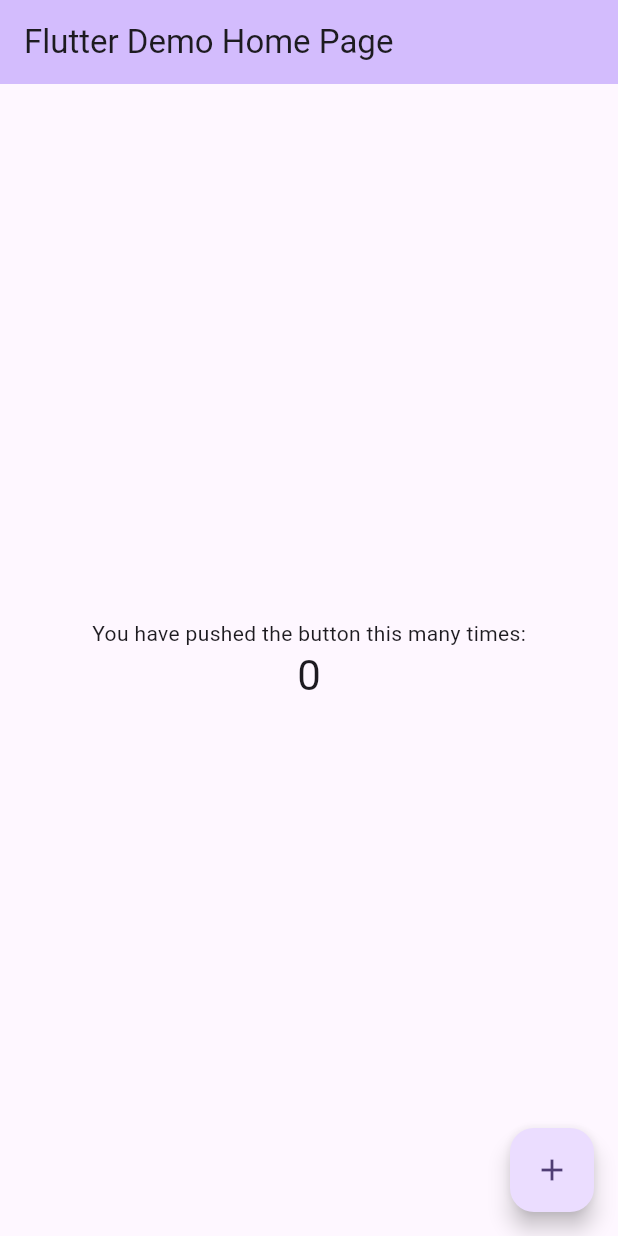
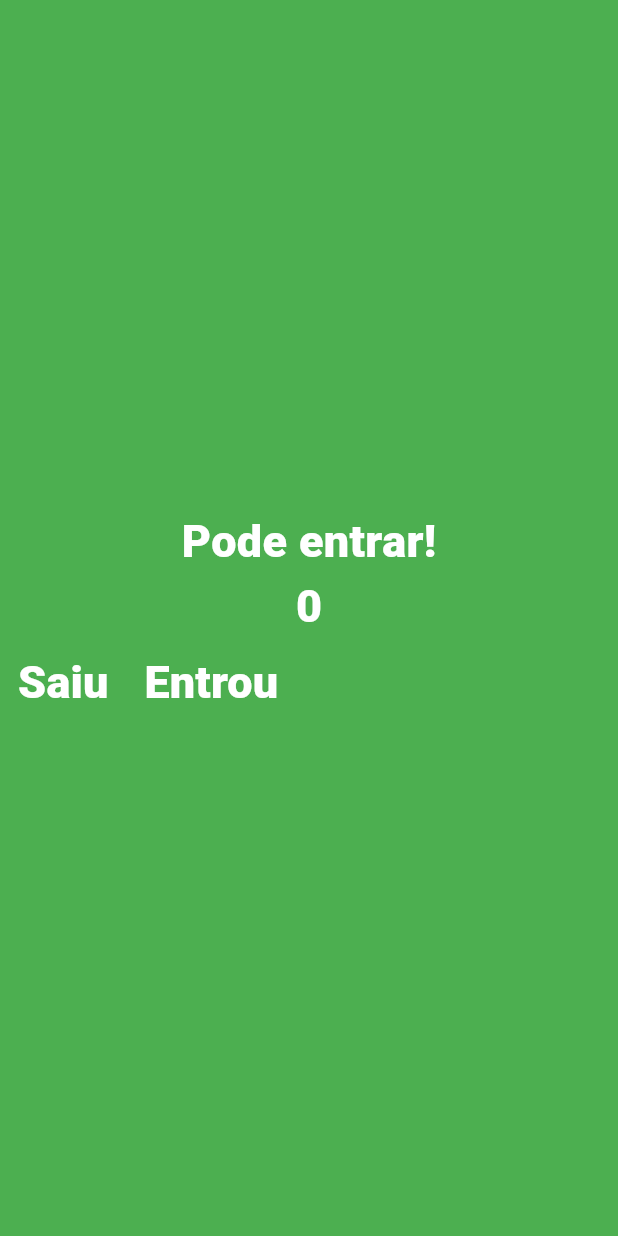
Before and after one commit to JoseGuiFerreira17/contador_onibus, a Flutter app: the screen it shows after launch, on a phone screen of 412 x 824 dp. Run offline on Flutter 3.47's test engine with Material 3 defaults, Android fonts, the phone set to English and light mode, and no system bars.

Commit message:
criação do escopo

```diff
--- a/lib/main.dart
+++ b/lib/main.dart
@@ -7,119 +7,77 @@ void main() {
 class MyApp extends StatelessWidget {
   const MyApp({super.key});
 
-  // This widget is the root of your application.
   @override
   Widget build(BuildContext context) {
-    return MaterialApp(
-      title: 'Flutter Demo',
-      theme: ThemeData(
-        // This is the theme of your application.
-        //
-        // TRY THIS: Try running your application with "flutter run". You'll see
-        // the application has a purple toolbar. Then, without quitting the app,
-        // try changing the seedColor in the colorScheme below to Colors.green
-        // and then invoke "hot reload" (save your changes or press the "hot
-        // reload" button in a Flutter-supported IDE, or press "r" if you used
-        // the command line to start the app).
-        //
-        // Notice that the counter didn't reset back to zero; the application
-        // state is not lost during the reload. To reset the state, use hot
-        // restart instead.
-        //
-        // This works for code too, not just values: Most code changes can be
-        // tested with just a hot reload.
-        colorScheme: ColorScheme.fromSeed(seedColor: Colors.deepPurple),
-        useMaterial3: true,
-      ),
-      home: const MyHomePage(title: 'Flutter Demo Home Page'),
+    return const MaterialApp(
+      debugShowCheckedModeBanner: false,
+      home: HomePage(),
     );
   }
 }
 
-class MyHomePage extends StatefulWidget {
-  const MyHomePage({super.key, required this.title});
+class HomePage extends StatelessWidget {
+  const HomePage({super.key});
 
-  // This widget is the home page of your application. It is stateful, meaning
-  // that it has a State object (defined below) that contains fields that affect
-  // how it looks.
-
-  // This class is the configuration for the state. It holds the values (in this
-  // case the title) provided by the parent (in this case the App widget) and
-  // used by the build method of the State. Fields in a Widget subclass are
-  // always marked "final".
-
-  final String title;
-
-  @override
-  State<MyHomePage> createState() => _MyHomePageState();
+  void decrement() {
+    print("Saiu");
   }
 
-class _MyHomePageState extends State<MyHomePage> {
-  int _counter = 0;
-
-  void _incrementCounter() {
-    setState(() {
-      // This call to setState tells the Flutter framework that something has
-      // changed in this State, which causes it to rerun the build method below
-      // so that the display can reflect the updated values. If we changed
-      // _counter without calling setState(), then the build method would not be
-      // called again, and so nothing would appear to happen.
-      _counter++;
-    });
+  void increment() {
+    print("Entrou");
   }
 
   @override
   Widget build(BuildContext context) {
-    // This method is rerun every time setState is called, for instance as done
-    // by the _incrementCounter method above.
-    //
-    // The Flutter framework has been optimized to make rerunning build methods
-    // fast, so that you can just rebuild anything that needs updating rather
-    // than having to individually change instances of widgets.
     return Scaffold(
-      appBar: AppBar(
-        // TRY THIS: Try changing the color here to a specific color (to
-        // Colors.amber, perhaps?) and trigger a hot reload to see the AppBar
-        // change color while the other colors stay the same.
-        backgroundColor: Theme.of(context).colorScheme.inversePrimary,
-        // Here we take the value from the MyHomePage object that was created by
-        // the App.build method, and use it to set our appbar title.
-        title: Text(widget.title),
+      backgroundColor: Colors.green,
+      body: Column(
+        mainAxisAlignment: MainAxisAlignment.center,
+        children: [
+          const Text(
+            "Pode entrar!",
+            style: TextStyle(
+              fontSize: 30,
+              color: Colors.white,
+              fontWeight: FontWeight.w800,
             ),
-      body: Center(
-        // Center is a layout widget. It takes a single child and positions it
-        // in the middle of the parent.
-        child: Column(
-          // Column is also a layout widget. It takes a list of children and
-          // arranges them vertically. By default, it sizes itself to fit its
-          // children horizontally, and tries to be as tall as its parent.
-          //
-          // Column has various properties to control how it sizes itself and
-          // how it positions its children. Here we use mainAxisAlignment to
-          // center the children vertically; the main axis here is the vertical
-          // axis because Columns are vertical (the cross axis would be
-          // horizontal).
-          //
-          // TRY THIS: Invoke "debug painting" (choose the "Toggle Debug Paint"
-          // action in the IDE, or press "p" in the console), to see the
-          // wireframe for each widget.
-          mainAxisAlignment: MainAxisAlignment.center,
-          children: <Widget>[
+          ),
           const Text(
-              'You have pushed the button this many times:',
+            "0",
+            style: TextStyle(
+              fontSize: 30,
+              color: Colors.white,
+              fontWeight: FontWeight.w800,
             ),
-            Text(
-              '$_counter',
-              style: Theme.of(context).textTheme.headlineMedium,
+          ),
+          Row(
+            children: [
+              TextButton(
+                onPressed: decrement,
+                child: const Text(
+                  "Saiu",
+                  style: TextStyle(
+                    fontSize: 30,
+                    color: Colors.white,
+                    fontWeight: FontWeight.w800,
+                  ),
+                ),
+              ),
+              TextButton(
+                onPressed: increment,
+                child: const Text(
+                  "Entrou",
+                  style: TextStyle(
+                    fontSize: 30,
+                    color: Colors.white,
+                    fontWeight: FontWeight.w800,
+                  ),
+                ),
               ),
             ],
           ),
+        ],
       ),
-      floatingActionButton: FloatingActionButton(
-        onPressed: _incrementCounter,
-        tooltip: 'Increment',
-        child: const Icon(Icons.add),
-      ), // This trailing comma makes auto-formatting nicer for build methods.
     );
   }
 }
```
Lines whose indentation alone changed are shown as unchanged.
